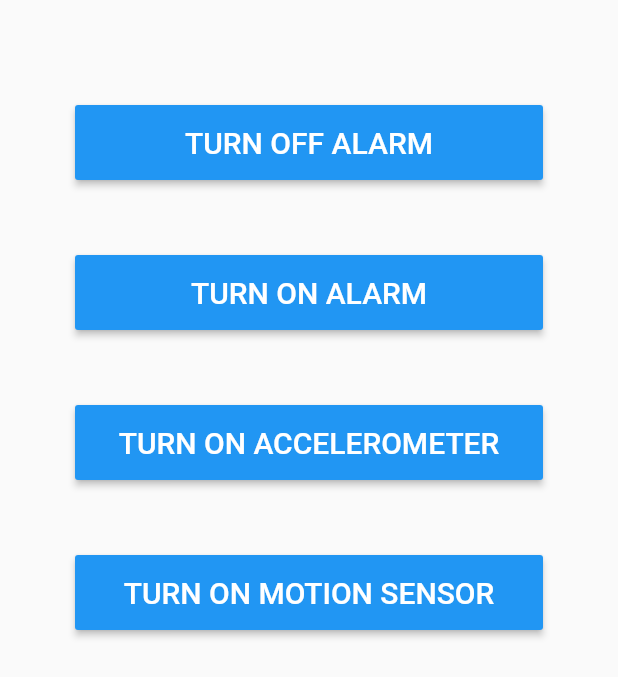
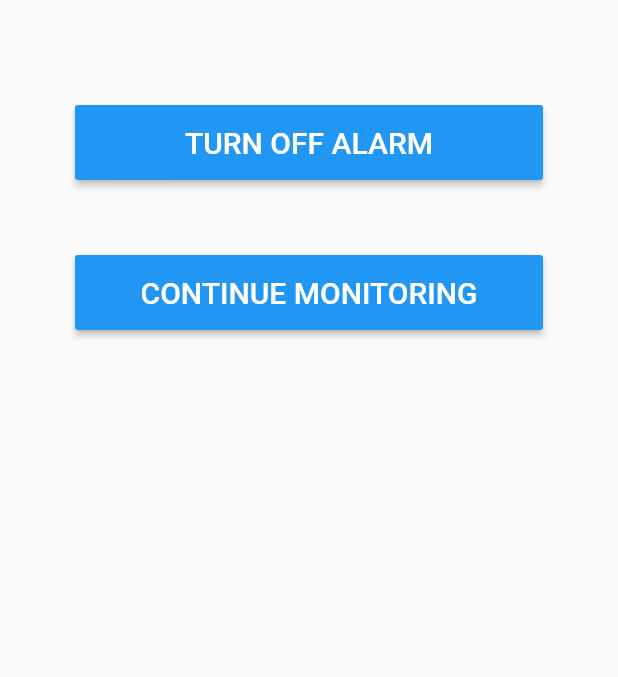
Before and after one commit to Porch-Guard-Capstone-Group/Porch_Guard, a Flutter app: the Home screen opened directly, on a phone screen of 412 x 824 dp. Shown: the top 677 px of the screen. Run offline on Flutter 3.47's test engine with Material 2 defaults, Android fonts, the phone set to English and light mode, and no system bars; our stand-ins replace firebase_auth, firebase_core, firebase_database; accounts and stored records are empty.

Commit message:
buttons done

```diff
--- /dev/null
+++ b/lib/controller/statemachine.dart
@@ -0,0 +1,17 @@
+import 'package:flutter/material.dart';
+import 'package:firebase_database/firebase_database.dart';
+import 'package:firebase_core/firebase_core.dart';
+import 'dart:async';
+
+class StateMachine {
+  final FirebaseDatabase _database = FirebaseDatabase.instance;
+  final GlobalKey<FormState> formKey = GlobalKey<FormState>();
+  void updateOne(){
+    print(1);
+    _database.reference().child("status").child("state").set(1);
+  }
+  void updateZero(){
+    print(0);
+    _database.reference().child("status").child("state").set(0);
+  }
+}
--- a/lib/view/home/home.dart
+++ b/lib/view/home/home.dart
@@ -1,4 +1,5 @@
 import 'package:flutter/material.dart';
+import 'package:porchguard/controller/statemachine.dart';
 class Home extends StatefulWidget{
   @override
   _HomeState createState() => _HomeState();
@@ -19,7 +20,7 @@ class _HomeState extends State<Home>{
                     child:RaisedButton(
                       color: Colors.blue,
                       child: Text('TURN OFF ALARM', style: TextStyle(color: Colors.white, fontSize: 20,)),
-                      onPressed: () async{
+                      onPressed: () async { StateMachine().updateZero();
                       },
                     ) ,
                   ),
@@ -30,32 +31,8 @@ class _HomeState extends State<Home>{
                     height: 50,
                     child:RaisedButton(
                       color: Colors.blue,
-                      child: Text('TURN ON ALARM', style: TextStyle(color: Colors.white, fontSize: 20,)),
-                      onPressed: () async{
-                      },
-                    ) ,
-                  ),
-                ),
-                Padding(
-                  padding: EdgeInsets.only(top:50),
-                  child: ButtonTheme(
-                    height: 50,
-                    child:RaisedButton(
-                      color: Colors.blue,
-                      child: Text('TURN ON ACCELEROMETER', style: TextStyle(color: Colors.white, fontSize: 20,)),
-                      onPressed: () async{
-                      },
-                    ) ,
-                  ),
-                ),
-                Padding(
-                  padding: EdgeInsets.only(top:50),
-                  child: ButtonTheme(
-                    height: 50,
-                    child:RaisedButton(
-                      color: Colors.blue,
-                      child: Text('TURN ON MOTION SENSOR', style: TextStyle(color: Colors.white, fontSize: 20,)),
-                      onPressed: () async{
+                      child: Text('CONTINUE MONITORING', style: TextStyle(color: Colors.white, fontSize: 20,)),
+                      onPressed: () async { StateMachine().updateOne();
                       },
                     ) ,
                   ),
--- a/pubspec.yaml
+++ b/pubspec.yaml
@@ -31,6 +31,7 @@ dependencies:
   #firebase
   firebase_core: "^0.7.0"
   firebase_auth: "^0.20.1"
+  firebase_database: "any"
 
 dev_dependencies:
   flutter_test:
```
Also changed, not shown: lib/main.dart (+8 -0 lines), pubspec.lock.
